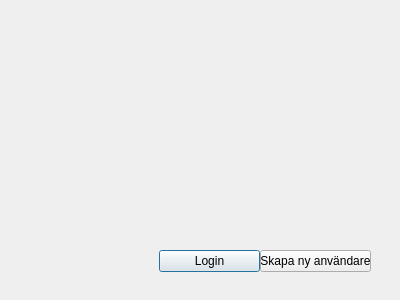
Above: login.ui from adinaknutsson/BookingSystem before the change. Below: the same form after it.
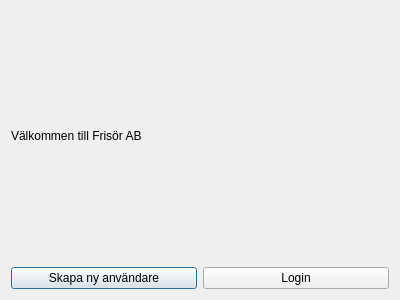
That is the form after the change.

```diff
--- a/login.ui
+++ b/login.ui
@@ -13,32 +13,41 @@
   <property name="windowTitle">
    <string>Dialog</string>
   </property>
-  <widget class="QPushButton" name="pushButton">
-   <property name="geometry">
-    <rect>
-     <x>159</x>
-     <y>250</y>
-     <width>101</width>
-     <height>22</height>
-    </rect>
-   </property>
+  <layout class="QVBoxLayout" name="verticalLayout_2">
+   <item>
+    <layout class="QVBoxLayout" name="verticalLayout">
+     <item>
+      <widget class="QLabel" name="label">
    <property name="text">
-    <string>Login</string>
-   </property>
-  </widget>
-  <widget class="QPushButton" name="pushButton_2">
-   <property name="geometry">
-    <rect>
-     <x>260</x>
-     <y>250</y>
-     <width>111</width>
-     <height>22</height>
-    </rect>
-   </property>
+        <string>Välkommen till Frisör AB</string>
+       </property>
+      </widget>
+     </item>
+     <item>
+      <layout class="QHBoxLayout" name="horizontalLayout_2">
+       <item>
+        <widget class="QPushButton" name="addCustomer">
    <property name="text">
     <string>Skapa ny användare</string>
    </property>
   </widget>
+       </item>
+       <item>
+        <layout class="QHBoxLayout" name="horizontalLayout">
+         <item>
+          <widget class="QPushButton" name="login">
+           <property name="text">
+            <string>Login</string>
+           </property>
+          </widget>
+         </item>
+        </layout>
+       </item>
+      </layout>
+     </item>
+    </layout>
+   </item>
+  </layout>
  </widget>
  <resources/>
  <connections/>
```
Lines whose indentation alone changed are shown as unchanged.
